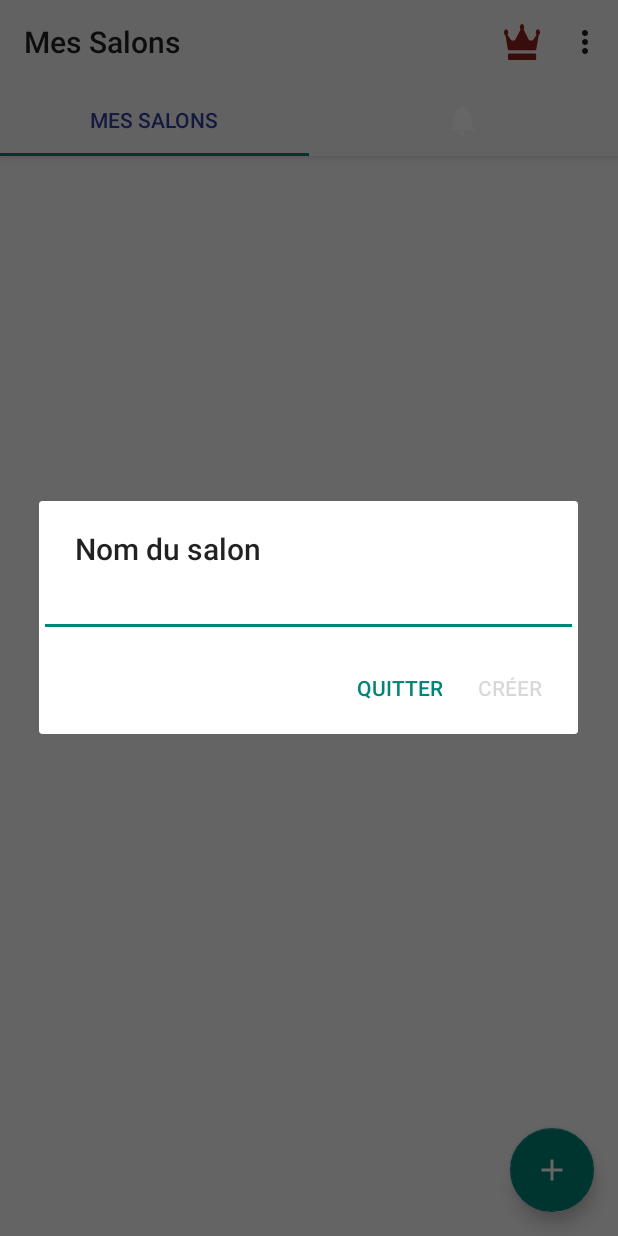
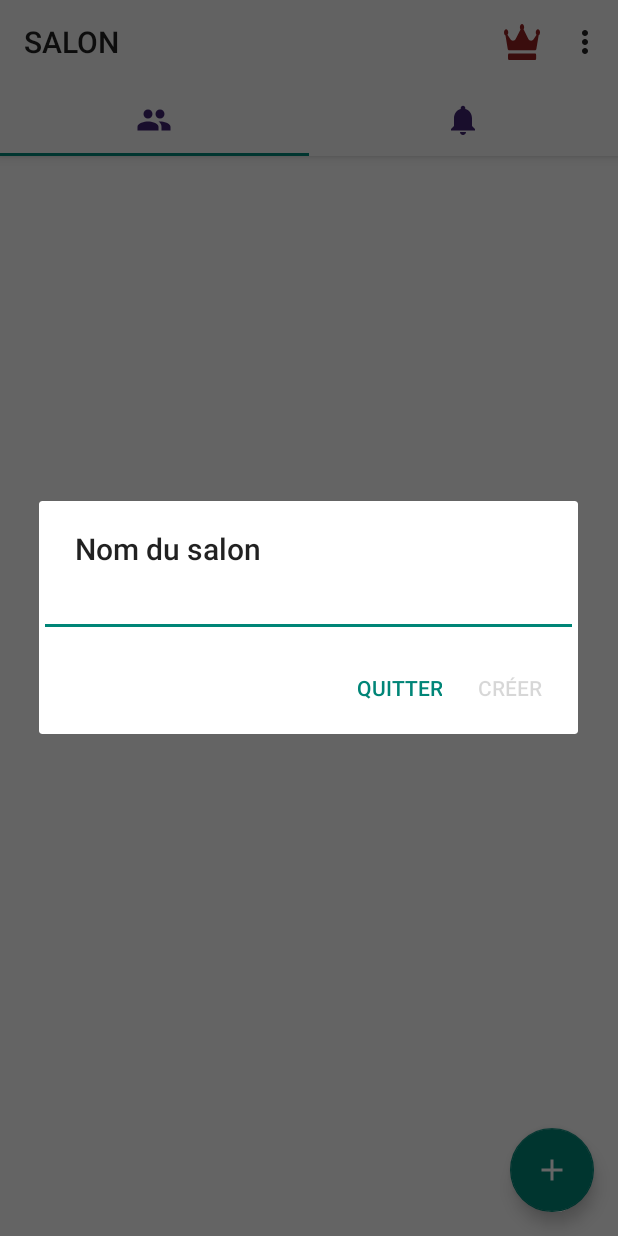
Before and after one commit to EmericN/ATable, an Android app: the screen it shows after launch once a user with an empty profile is signed in (MainActivity), after a tap on an icon or button, on a phone screen of 412 x 824 dp. Run offline under Robolectric (Android 15) with nearby library versions, the phone set to English and light mode, and no system bars; our stand-ins replace Firebase (no records; nobody signed in at launch, a user with empty details on screens opened directly).

Commit message:
Custom APP

```diff
--- a/app/src/main/AndroidManifest.xml
+++ b/app/src/main/AndroidManifest.xml
@@ -26,7 +26,9 @@
 
        <activity android:name=".LoginActivity"></activity>
 
-       <activity android:name=".SalonActivity">
+       <activity
+           android:name=".SalonActivity"
+           android:parentActivityName=".MainActivity">
            <meta-data
                android:name="android.support.PARENT_ACTIVITY"
                android:value="com.emeric.nicot.atable.MainActivity" />
--- a/app/src/main/java/com/emeric/nicot/atable/MainActivity.java
+++ b/app/src/main/java/com/emeric/nicot/atable/MainActivity.java
@@ -43,6 +43,7 @@ public class MainActivity extends AppCompatActivity {
         }
 
         setSupportActionBar(mToolbar);
+        getSupportActionBar().setTitle("SALON");
 
         // Set ViewPager
         viewPager = (ViewPager) findViewById(R.id.viewpager);
@@ -50,13 +51,18 @@ public class MainActivity extends AppCompatActivity {
         // Set TabLayout inside toolbar
         tabLayout = (TabLayout) findViewById(R.id.tabs);
         tabLayout.setupWithViewPager(viewPager);
+        tabLayout.getTabAt(0).setIcon(R.drawable.ic_group);
         tabLayout.getTabAt(1).setIcon(R.drawable.ic_notifications);
 
         tabLayout.addOnTabSelectedListener(new TabLayout.OnTabSelectedListener() {
             @Override
             public void onTabSelected(TabLayout.Tab tab) {
-                String tabSelected = tab.getText().toString();
-                mToolbar.setTitle(tabSelected);
+                Integer position = tab.getPosition();
+                if (position == 0) {
+                    getSupportActionBar().setTitle("SALON");
+                } else {
+                    getSupportActionBar().setTitle("NOTIFICATION");
+                }
             }
 
             @Override
@@ -80,10 +86,10 @@ public class MainActivity extends AppCompatActivity {
     public boolean onOptionsItemSelected(MenuItem item) {
         // Handle item selection
         switch (item.getItemId()) {
-            case R.id.picture:
+            case R.id.action_picture:
                 // do some code
                 return true;
-            case R.id.option:
+            case R.id.action_settings:
                 // do some code
                 return true;
             default:
@@ -93,7 +99,7 @@ public class MainActivity extends AppCompatActivity {
 
     private void setupViewPager(ViewPager viewPager) {
         ViewPagerAdapter adapter = new ViewPagerAdapter(getSupportFragmentManager());
-        adapter.addFragment(new SalonContentFragment(), "Mes Salons");
+        adapter.addFragment(new SalonContentFragment(), "");
         adapter.addFragment(new NotifContentFragment(), "");
         viewPager.setAdapter(adapter);
 
--- /dev/null
+++ b/app/src/main/res/drawable/ic_group.xml
@@ -0,0 +1,9 @@
+<vector xmlns:android="http://schemas.android.com/apk/res/android"
+        android:width="24dp"
+        android:height="24dp"
+        android:viewportHeight="24.0"
+        android:viewportWidth="24.0">
+    <path
+        android:fillColor="#3e226e"
+        android:pathData="M16,11c1.66,0 2.99,-1.34 2.99,-3S17.66,5 16,5c-1.66,0 -3,1.34 -3,3s1.34,3 3,3zM8,11c1.66,0 2.99,-1.34 2.99,-3S9.66,5 8,5C6.34,5 5,6.34 5,8s1.34,3 3,3zM8,13c-2.33,0 -7,1.17 -7,3.5L1,19h14v-2.5c0,-2.33 -4.67,-3.5 -7,-3.5zM16,13c-0.29,0 -0.62,0.02 -0.97,0.05 1.16,0.84 1.97,1.97 1.97,3.45L17,19h6v-2.5c0,-2.33 -4.67,-3.5 -7,-3.5z"/>
+</vector>
--- a/app/src/main/res/drawable/ic_notifications.xml
+++ b/app/src/main/res/drawable/ic_notifications.xml
@@ -1,9 +1,9 @@
 <vector xmlns:android="http://schemas.android.com/apk/res/android"
         android:width="24dp"
         android:height="24dp"
-        android:viewportWidth="24.0"
-        android:viewportHeight="24.0">
+        android:viewportHeight="24.0"
+        android:viewportWidth="24.0">
     <path
-        android:fillColor="#FFFFFF"
+        android:fillColor="#3e226e"
         android:pathData="M12,22c1.1,0 2,-0.9 2,-2h-4c0,1.1 0.89,2 2,2zM18,16v-5c0,-3.07 -1.64,-5.64 -4.5,-6.32L13.5,4c0,-0.83 -0.67,-1.5 -1.5,-1.5s-1.5,0.67 -1.5,1.5v0.68C7.63,5.36 6,7.92 6,11v5l-2,2v1h16v-1l-2,-2z"/>
 </vector>
--- a/app/src/main/res/layout/salon.xml
+++ b/app/src/main/res/layout/salon.xml
@@ -27,7 +27,6 @@
     <RelativeLayout
         android:layout_width="wrap_content"
         android:layout_height="wrap_content"
-
        >
 
         <Button
--- a/app/src/main/res/menu/menu.xml
+++ b/app/src/main/res/menu/menu.xml
@@ -2,11 +2,12 @@
 <menu xmlns:android="http://schemas.android.com/apk/res/android"
       xmlns:app="http://schemas.android.com/apk/res-auto">
     <item
-        android:id="@+id/picture"
+        android:id="@+id/action_picture"
         android:icon="@drawable/ic_crown"
         android:title=""
-        app:showAsAction="always"/>
+        app:showAsAction="ifRoom"/>
     <item
-        android:id="@+id/option"
-        android:title="@string/deconnexion"/>
+        android:id="@+id/action_settings"
+        android:title="@string/deconnexion"
+        app:showAsAction="never"/>
 </menu>
--- a/app/src/main/res/values/colors.xml
+++ b/app/src/main/res/values/colors.xml
@@ -1,6 +1,6 @@
 <?xml version="1.0" encoding="utf-8"?>
 <resources>
-    <color name="colorPrimary">#3F51B5</color>
+    <color name="colorPrimary">#3e226e</color>
     <color name="colorPrimaryDark">#303F9F</color>
     <color name="colorAccent">#FF4081</color>
 </resources>
--- a/app/src/main/res/values/styles.xml
+++ b/app/src/main/res/values/styles.xml
@@ -17,11 +17,11 @@
         <!-- title text color -->
         <item name="android:textColorPrimary">@color/colorPrimaryDark</item>
         <!-- subtitle text color -->
-        <item name="android:textColorSecondary">?android:textColorPrimary</item>
+        <item name="android:textColorSecondary">@color/colorPrimaryDark</item>
         <!-- action menu item text color -->
-        <item name="actionMenuTextColor">?android:textColorPrimary</item>
+        <item name="actionMenuTextColor">@color/colorPrimaryDark</item>
         <!-- action menu item icon color -->
-        <item name="colorControlNormal">?android:textColorPrimary</item>
+        <item name="colorControlNormal">@color/colorPrimaryDark</item>
     </style>
 
     <style name="ThemeOverlay.AppTheme.PopupMenu" parent="ThemeOverlay.AppCompat.Dark">
```
Also changed, not shown: app/src/main/java/com/emeric/nicot/atable/SalonActivity.java (+7 -5 lines).
